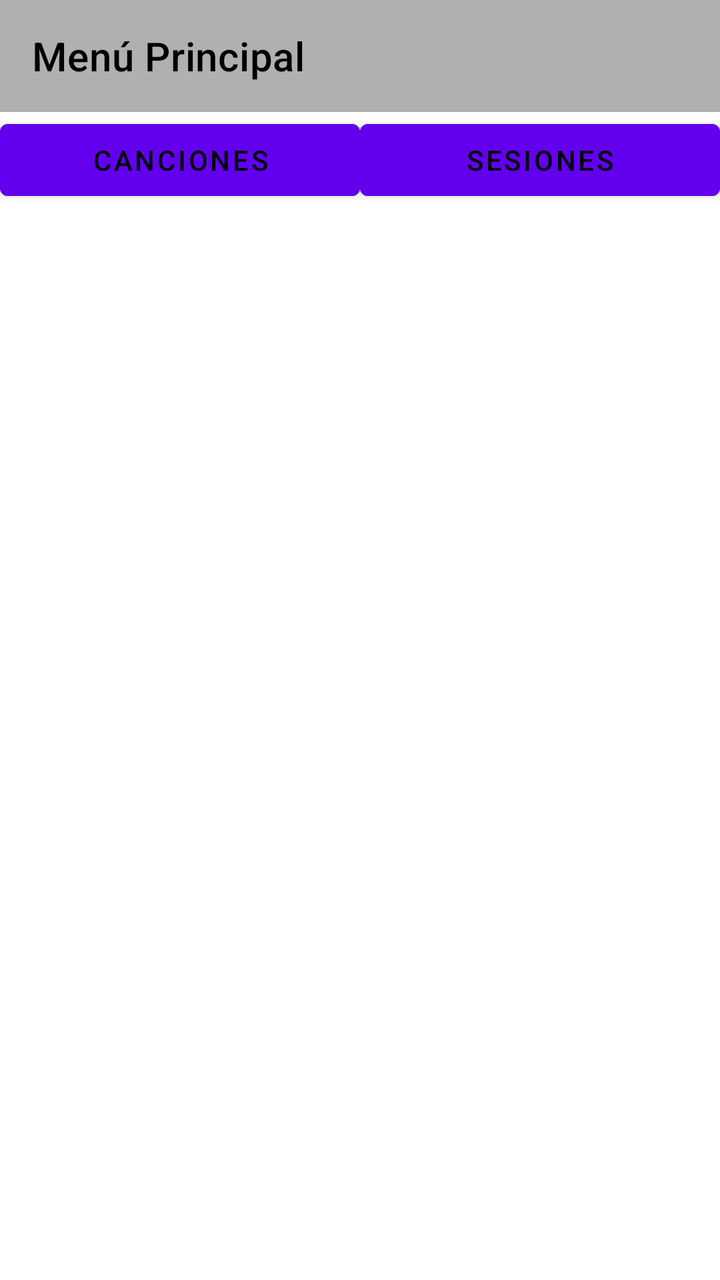
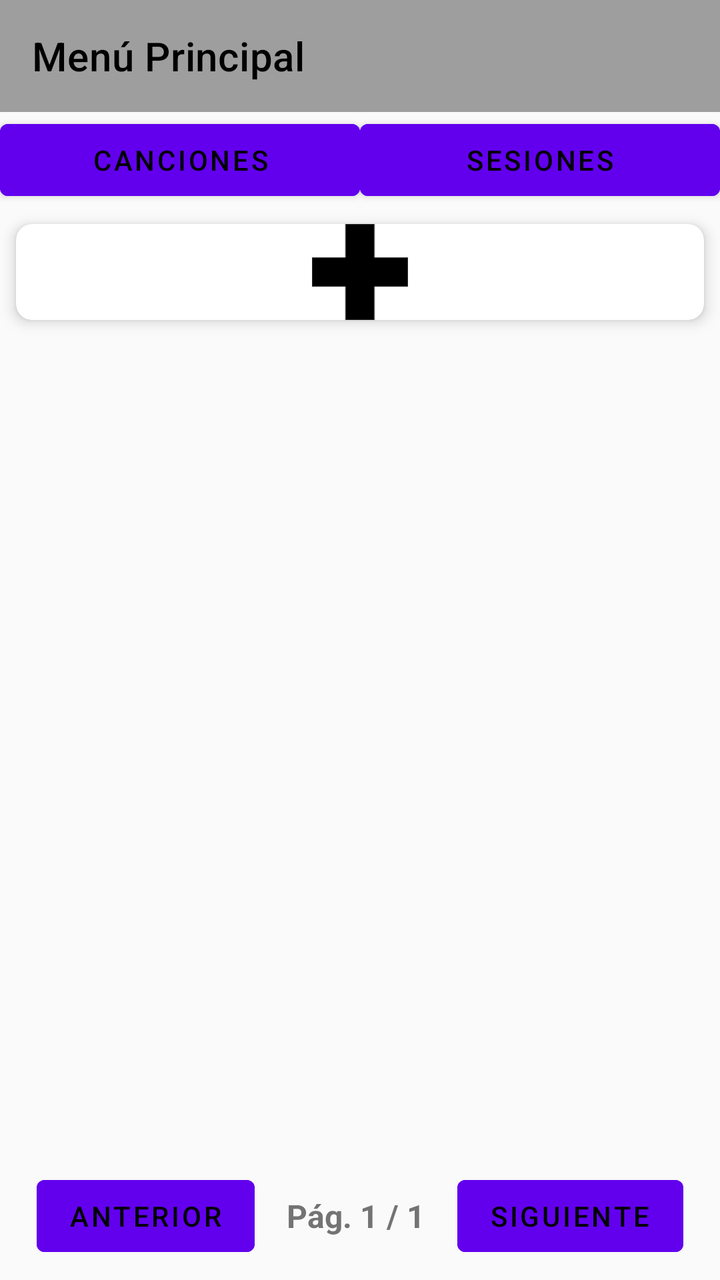

An Android layout rendered at two revisions. The XML below is the earlier revision; the diff shows what the commit changed to produce the second picture.
<!-- AndroidManifest.xml: activity theme Theme.IntentoAppDatosMusica -->
<!-- res/layout/activity_menu_principal.xml -->
<?xml version="1.0" encoding="utf-8"?>
<androidx.drawerlayout.widget.DrawerLayout xmlns:android="http://schemas.android.com/apk/res/android"
    xmlns:app="http://schemas.android.com/apk/res-auto"
    xmlns:tools="http://schemas.android.com/tools"
    android:id="@+id/drawer_layout"
    android:layout_width="match_parent"
    android:layout_height="match_parent"
    tools:context=".MenuPrincipalActivity">

    
    <androidx.constraintlayout.widget.ConstraintLayout
        android:id="@+id/main_content"
        android:layout_width="match_parent"
        android:layout_height="match_parent">

        <TextView
            android:id="@+id/tv_empty_state"
            android:layout_width="wrap_content"
            android:layout_height="wrap_content"
            android:text="No hay elementos para mostrar."
            android:textSize="18sp"
            android:visibility="gone"
            app:layout_constraintTop_toTopOf="parent"
            app:layout_constraintBottom_toBottomOf="parent"
            app:layout_constraintStart_toStartOf="parent"
            app:layout_constraintEnd_toEndOf="parent" />

        
        <androidx.appcompat.widget.Toolbar
            android:id="@+id/toolbar"
            android:layout_width="0dp"
            android:layout_height="wrap_content"
            android:background="@color/gris_neutro"
            app:title="Menú Principal"
            app:popupTheme="@style/ThemeOverlay.AppCompat.Light"
            app:layout_constraintTop_toTopOf="parent"
            app:layout_constraintStart_toStartOf="parent"
            app:layout_constraintEnd_toEndOf="parent" />

        
        <LinearLayout
            android:id="@+id/menuPestanas"
            android:layout_width="0dp"
            android:layout_height="wrap_content"
            android:orientation="horizontal"
            android:background="?android:attr/colorBackground"
            app:layout_constraintTop_toBottomOf="@id/toolbar"
            app:layout_constraintStart_toStartOf="parent"
            app:layout_constraintEnd_toEndOf="parent">

            <Button
                android:id="@+id/tabCanciones"
                android:layout_width="0dp"
                android:layout_height="wrap_content"
                android:layout_weight="1"
                android:text="Canciones"
                android:textColor="?android:attr/textColorPrimary"
                android:backgroundTint="?attr/colorPrimary" />

            <Button
                android:id="@+id/tabSesiones"
                android:layout_width="0dp"
                android:layout_height="wrap_content"
                android:layout_weight="1"
                android:text="Sesiones"
                android:textColor="?android:attr/textColorPrimary"
                android:backgroundTint="?attr/colorPrimary" />
        </LinearLayout>

        
        <androidx.recyclerview.widget.RecyclerView
            android:id="@+id/songListRecyclerView"
            android:layout_width="0dp"
            android:layout_height="0dp"
            android:padding="8dp"
            app:layout_constraintTop_toBottomOf="@id/menuPestanas"
            app:layout_constraintStart_toStartOf="parent"
            app:layout_constraintEnd_toEndOf="parent"
            app:layout_constraintBottom_toBottomOf="parent"
            tools:listitem="@layout/item_song" />

    </androidx.constraintlayout.widget.ConstraintLayout>

    
    <com.google.android.material.navigation.NavigationView
        android:id="@+id/navigation_view"
        android:layout_width="wrap_content"
        android:layout_height="match_parent"
        android:layout_gravity="start"
        android:fitsSystemWindows="true"
        app:headerLayout="@layout/drawer_header"
        app:menu="@menu/drawer_menu" />

</androidx.drawerlayout.widget.DrawerLayout>
<!-- res/layout/item_song.xml (included above) -->
<?xml version="1.0" encoding="utf-8"?>
<com.google.android.material.card.MaterialCardView xmlns:android="http://schemas.android.com/apk/res/android"
    xmlns:app="http://schemas.android.com/apk/res-auto"
    android:layout_width="match_parent"
    android:layout_height="wrap_content"
    android:layout_margin="8dp"
    android:id="@+id/mi_cardview"
    app:cardCornerRadius="8dp"
    app:cardElevation="4dp"
    app:strokeWidth="6dp"
    app:strokeColor="@color/black">

    
    <FrameLayout
        android:layout_width="match_parent"
        android:layout_height="wrap_content">

        
        <SeekBar
            android:id="@+id/seekBar_progress"
            android:layout_width="match_parent"
            android:layout_height="match_parent"
            android:layout_gravity="center"
            android:max="100"
            android:progressDrawable="@android:color/transparent"
            android:thumb="@drawable/custom_seekbar_thumb"
            android:visibility="invisible"
            android:thumbOffset="0dp"
            android:paddingStart="0dp"
            android:paddingEnd="0dp"
            android:paddingTop="0dp"
            android:paddingBottom="0dp" />

        
        <LinearLayout
            android:layout_width="match_parent"
            android:layout_height="wrap_content"
            android:orientation="horizontal"
            android:padding="8dp">

            
            <ImageButton
                android:id="@+id/btn_play_pause"
                android:layout_width="55dp"
                android:layout_height="55dp"
                android:padding="1dp"
                android:scaleType="fitCenter"
                android:adjustViewBounds="true"
                android:background="?attr/selectableItemBackgroundBorderless"
                android:src="@drawable/iconoplay"
                android:layout_gravity="center_vertical" />

            
            <LinearLayout
                android:layout_width="0dp"
                android:layout_height="wrap_content"
                android:layout_weight="1"
                android:orientation="vertical"
                android:paddingStart="8dp"
                android:gravity="center_vertical">

                
                <TextView
                    android:id="@+id/tv_song_name"
                    android:layout_width="wrap_content"
                    android:layout_height="wrap_content"
                    android:text="Nombre de la canción"
                    android:textSize="16sp"
                    android:textStyle="bold"
                    android:maxLines="1"
                    android:paddingLeft="12dp"
                    android:ellipsize="end" />

                
                <LinearLayout
                    android:layout_width="match_parent"
                    android:layout_height="wrap_content"
                    android:orientation="horizontal"
                    android:gravity="center_vertical">

                    
                    <TextView
                        android:id="@+id/tv_song_author"
                        android:layout_width="0dp"
                        android:layout_height="wrap_content"
                        android:layout_weight="1"
                        android:text="Autor de la canción"
                        android:textSize="14sp"
                        android:maxLines="1"
                        android:ellipsize="marquee"
                        android:marqueeRepeatLimit="marquee_forever"
                        android:singleLine="true"
                        android:scrollHorizontally="true"
                        android:paddingLeft="12dp"
                        android:focusable="true"
                        android:focusableInTouchMode="true" />

                    
                    <TextView
                        android:id="@+id/tv_song_duration"
                        android:layout_width="wrap_content"
                        android:layout_height="wrap_content"
                        android:text="00:00 / 00:00"
                        android:textSize="12sp"
                        android:gravity="end"
                        android:layout_gravity="center_vertical" />

                </LinearLayout>

                
                <LinearLayout
                    android:layout_width="match_parent"
                    android:layout_height="62dp"
                    android:layout_marginTop="8dp"
                    android:gravity="end"
                    android:orientation="horizontal" >

                    <ImageButton
                        android:id="@+id/btn_modify_song_data"
                        android:layout_width="wrap_content"
                        android:layout_height="wrap_content"
                        android:layout_weight="1"
                        android:padding="9dp"
                        android:scaleType="fitCenter"
                        android:adjustViewBounds="true"
                        android:background="?attr/selectableItemBackgroundBorderless"
                        android:src="@drawable/iconomodificar" />

                    <ImageButton
                        android:id="@+id/btn_delete"
                        android:layout_width="wrap_content"
                        android:layout_height="wrap_content"
                        android:layout_weight="1"
                        android:padding="9dp"
                        android:scaleType="fitCenter"
                        android:adjustViewBounds="true"
                        android:background="?attr/selectableItemBackgroundBorderless"
                        android:src="@drawable/iconoeliminar" />

                    <ImageButton
                        android:id="@+id/btn_add_image"
                        android:layout_width="wrap_content"
                        android:layout_height="wrap_content"
                        android:layout_weight="1"
                        android:padding="9dp"
                        android:scaleType="fitCenter"
                        android:adjustViewBounds="true"
                        android:background="?attr/selectableItemBackgroundBorderless"
                        android:src="@drawable/iconoagregarimagen" />

                </LinearLayout>
            </LinearLayout>
        </LinearLayout>
    </FrameLayout>
</com.google.android.material.card.MaterialCardView>
<!-- res/layout/drawer_header.xml (included above) -->
<?xml version="1.0" encoding="utf-8"?>
<LinearLayout xmlns:android="http://schemas.android.com/apk/res/android"
    android:id="@+id/header_layout"
    android:layout_width="match_parent"
    android:layout_height="wrap_content"
    android:orientation="vertical"
    android:gravity="center"
    android:padding="16dp">

    
    <ImageView
        android:id="@+id/profile_image"
        android:layout_width="80dp"
        android:layout_height="80dp"
        android:layout_marginBottom="8dp"
        android:scaleType="centerCrop"
        android:src="@drawable/ic_launcher_foreground" /> 

    
    <TextView
        android:id="@+id/profile_name"
        android:layout_width="wrap_content"
        android:layout_height="wrap_content"
        android:text="@string/nombre_de_usuario"
        android:textSize="18sp"
        android:textStyle="bold" />

    
    <TextView
        android:id="@+id/profile_email"
        android:layout_width="wrap_content"
        android:layout_height="wrap_content"
        android:text="@string/email_ejemplo_com"
        android:textSize="14sp" />

</LinearLayout>
<!-- resources referenced by this layout -->
<resources>
  <color name="black">#FF000000</color>
  <color name="gris_neutro">#B0B0B0</color>
  <!-- drawable custom_seekbar_thumb (drawable) -->
  <shape xmlns:android="http://schemas.android.com/apk/res/android"
      android:shape="rectangle">
  
      
      <solid android:color="@android:color/darker_gray" />
  
      
      <size
          android:width="2dp"
          android:height="126dp" /> 
  
      
      <corners android:radius="2dp" />
  </shape>
  <!-- drawable iconoplay (drawable) -->
  <vector xmlns:android="http://schemas.android.com/apk/res/android" xmlns:aapt="http://schemas.android.com/aapt"
      android:viewportWidth="247"
      android:viewportHeight="279"
      android:width="247dp"
      android:height="279dp">
      <path
          android:pathData="M0 2L246 139.5L0 277L0 2Z"
          android:fillColor="?attr/iconTint"
          android:strokeColor="?attr/iconTint"
          android:strokeWidth="1" />
  </vector>
  <string name="email_ejemplo_com">email@ejemplo.com</string>
  <string name="nombre_de_usuario">Nombre de usuario</string>
  <color name="purple_500">#FF6200EE</color>
  <color name="purple_700">#584F6D</color>
  <color name="white">#FFFFFFFF</color>
  <color name="teal_200">#FF03DAC5</color>
  <color name="teal_700">#FF018786</color>
  <color name="background_light">#FFFFFFFF</color>
  <color name="text_color_light">#FF000000</color>
  <color name="surface_color">#FFFFFFFF</color>
  <style name="RadioButtonTheme" parent="Widget.MaterialComponents.CompoundButton.RadioButton">
          <item name="android:textColor">?android:attr/textColorPrimary</item>
          <item name="buttonTint">@color/radio_button_tint</item>
      </style>
  <style name="CheckBoxStyle" parent="Widget.MaterialComponents.CompoundButton.CheckBox">
          <item name="android:textColor">?android:attr/textColorPrimary</item>
          <item name="buttonTint">@color/check_box_tint_dark</item>
      </style>
  <color name="icon_color">#FF000000</color>
  <color name="radio_button_tint">#FF000000</color>
  <color name="check_box_tint_dark">#FF000000</color>
  <!-- unchanged entries left out for length: 5 -->
</resources>

<!-- the commit's change to res/layout/activity_menu_principal.xml (unified diff, before → after) -->
@@ -68,16 +68,68 @@
         </LinearLayout>
 
         
+        <include
+            android:id="@+id/btnAgregarFijo"
+            layout="@layout/item_add_to_list"
+            android:layout_width="match_parent"
+            android:layout_height="wrap_content"
+            android:layout_margin="8dp"
+            app:layout_constraintTop_toBottomOf="@id/menuPestanas"
+            app:layout_constraintStart_toStartOf="parent"
+            app:layout_constraintEnd_toEndOf="parent" />
+
+        
         <androidx.recyclerview.widget.RecyclerView
             android:id="@+id/songListRecyclerView"
             android:layout_width="0dp"
             android:layout_height="0dp"
             android:padding="8dp"
-            app:layout_constraintTop_toBottomOf="@id/menuPestanas"
+            app:layout_constraintTop_toBottomOf="@id/btnAgregarFijo"
             app:layout_constraintStart_toStartOf="parent"
             app:layout_constraintEnd_toEndOf="parent"
+            app:layout_constraintBottom_toTopOf="@+id/layoutPaginacion"
+            tools:listitem="@layout/item_song" />
+
+        
+        <LinearLayout
+            android:id="@+id/layoutPaginacion"
+            android:layout_width="match_parent"
+            android:layout_height="wrap_content"
+            android:orientation="horizontal"
+            android:gravity="center"
+            android:padding="8dp"
+            android:background="?android:attr/colorBackground"
             app:layout_constraintBottom_toBottomOf="parent"
-            tools:listitem="@layout/item_song" />
+            app:layout_constraintStart_toStartOf="parent"
+            app:layout_constraintEnd_toEndOf="parent">
+
+            <Button
+                android:id="@+id/btnPaginaAnterior"
+                android:layout_width="wrap_content"
+                android:layout_height="wrap_content"
+                android:text="Anterior"
+                android:enabled="false"
+                android:backgroundTint="?attr/colorPrimary"
+                android:textColor="?android:attr/textColorPrimary" />
+
+            <TextView
+                android:id="@+id/tvInfoPagina"
+                android:layout_width="wrap_content"
+                android:layout_height="wrap_content"
+                android:text="Pág. 1 / 1"
+                android:textSize="16sp"
+                android:textStyle="bold"
+                android:layout_marginHorizontal="16dp" />
+
+            <Button
+                android:id="@+id/btnPaginaSiguiente"
+                android:layout_width="wrap_content"
+                android:layout_height="wrap_content"
+                android:text="Siguiente"
+                android:enabled="false"
+                android:backgroundTint="?attr/colorPrimary"
+                android:textColor="?android:attr/textColorPrimary" />
+        </LinearLayout>
 
     </androidx.constraintlayout.widget.ConstraintLayout>
 
@@ -92,6 +144,33 @@
         app:menu="@menu/drawer_menu" />
 
 </androidx.drawerlayout.widget.DrawerLayout>
+<!-- res/layout/item_add_to_list.xml (included above) -->
+<?xml version="1.0" encoding="utf-8"?>
+<androidx.cardview.widget.CardView xmlns:android="http://schemas.android.com/apk/res/android"
+    xmlns:app="http://schemas.android.com/apk/res-auto"
+    android:layout_width="match_parent"
+    android:layout_height="wrap_content"
+    android:layout_margin="8dp"
+    app:cardCornerRadius="8dp"
+    app:cardElevation="4dp">
+
+    <RelativeLayout
+        android:layout_width="match_parent"
+        android:layout_height="match_parent">
+
+        <ImageButton
+            android:id="@+id/btn_add_item"
+            android:layout_width="48dp"
+            android:layout_height="48dp"
+            android:layout_centerInParent="true"
+            android:background="?attr/selectableItemBackgroundBorderless"
+            android:src="@drawable/iconocruzmenuprincipal2"
+            android:contentDescription="@string/add_song"
+            android:scaleType="centerInside" />
+
+    </RelativeLayout>
+
+</androidx.cardview.widget.CardView>
 <!-- res/layout/item_song.xml (included above) -->
 <?xml version="1.0" encoding="utf-8"?>
 <com.google.android.material.card.MaterialCardView xmlns:android="http://schemas.android.com/apk/res/android"
<!-- resource entries referenced after the edit -->
@@ -1,7 +1,7 @@
 <!-- resources referenced by this layout -->
 <resources>
   <color name="black">#FF000000</color>
-  <color name="gris_neutro">#B0B0B0</color>
+  <color name="gris_neutro">#9E9E9E</color>
   <!-- drawable custom_seekbar_thumb (drawable) -->
   <shape xmlns:android="http://schemas.android.com/apk/res/android"
       android:shape="rectangle">
@@ -17,6 +17,25 @@
       
       <corners android:radius="2dp" />
   </shape>
+  <!-- drawable iconocruzmenuprincipal2 (drawable) -->
+  <vector xmlns:android="http://schemas.android.com/apk/res/android" xmlns:aapt="http://schemas.android.com/aapt"
+      android:viewportWidth="694"
+      android:viewportHeight="695"
+      android:width="694dp"
+      android:height="695dp">
+      <path
+          android:pathData="M242 0L452 0L452 242L694 242L694 453L452 453L452 695L242 695L242 453L0 453L0 242L242 242L242 0ZM244 2L244 244L2 244L2 451L244 451L244 693L450 693L450 451L692 451L692 244L450 244L450 2L244 2Z"
+          android:fillColor="?attr/iconTint"
+          android:fillAlpha="0.945098"
+          android:strokeColor="?attr/iconTint"
+          android:strokeAlpha="0.945098"
+          android:strokeWidth="1" />
+      <path
+          android:pathData="M244 2L450 2L450 244L692 244L692 451L450 451L450 693L244 693L244 451L2 451L2 244L244 244L244 2Z"
+          android:fillColor="?attr/iconTint"
+          android:strokeColor="?attr/iconTint"
+          android:strokeWidth="1" />
+  </vector>
   <!-- drawable iconoplay (drawable) -->
   <vector xmlns:android="http://schemas.android.com/apk/res/android" xmlns:aapt="http://schemas.android.com/aapt"
       android:viewportWidth="247"
@@ -29,14 +48,15 @@
           android:strokeColor="?attr/iconTint"
           android:strokeWidth="1" />
   </vector>
+  <string name="add_song">agregar canción</string>
   <string name="email_ejemplo_com">email@ejemplo.com</string>
   <string name="nombre_de_usuario">Nombre de usuario</string>
   <color name="purple_500">#FF6200EE</color>
-  <color name="purple_700">#584F6D</color>
+  <color name="purple_700">#FF3700B3</color>
   <color name="white">#FFFFFFFF</color>
   <color name="teal_200">#FF03DAC5</color>
   <color name="teal_700">#FF018786</color>
-  <color name="background_light">#FFFFFFFF</color>
+  <color name="background_light">#FAFAFA</color>
   <color name="text_color_light">#FF000000</color>
   <color name="surface_color">#FFFFFFFF</color>
   <style name="RadioButtonTheme" parent="Widget.MaterialComponents.CompoundButton.RadioButton">
@@ -48,8 +68,8 @@
           <item name="buttonTint">@color/check_box_tint_dark</item>
       </style>
   <color name="icon_color">#FF000000</color>
-  <color name="radio_button_tint">#FF000000</color>
-  <color name="check_box_tint_dark">#FF000000</color>
+  <color name="radio_button_tint">#FF6200EE</color>
+  <color name="check_box_tint_dark">#FFFFFFFF</color>
   <!-- unchanged entries left out for length: 5 -->
 </resources>
 
